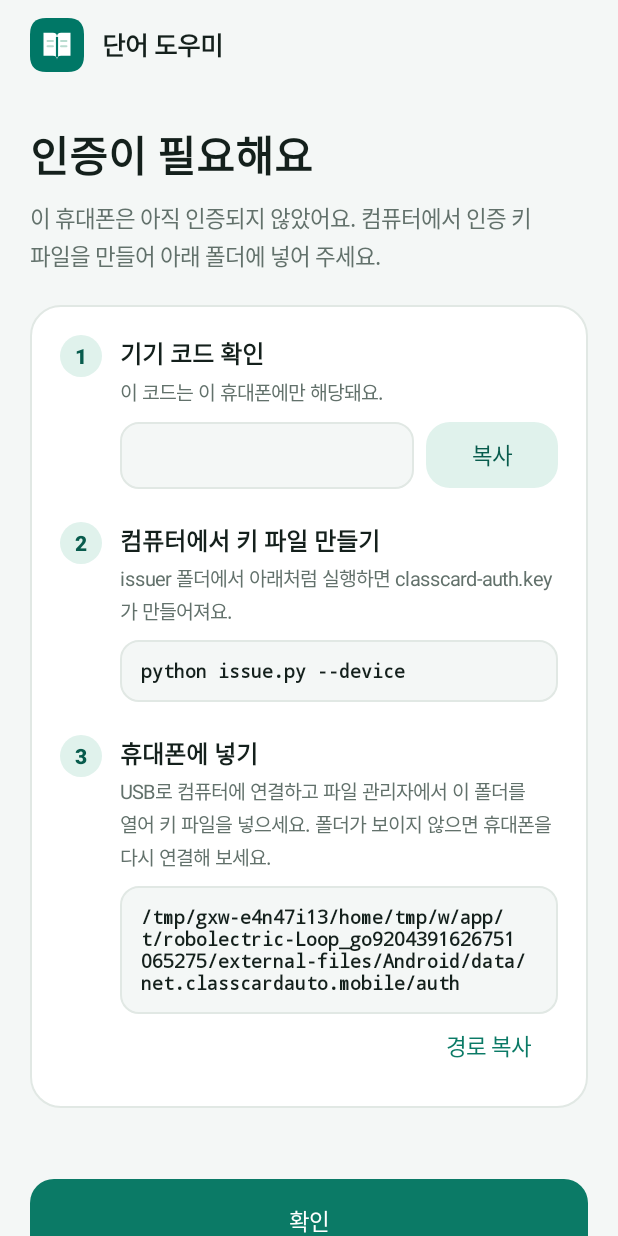
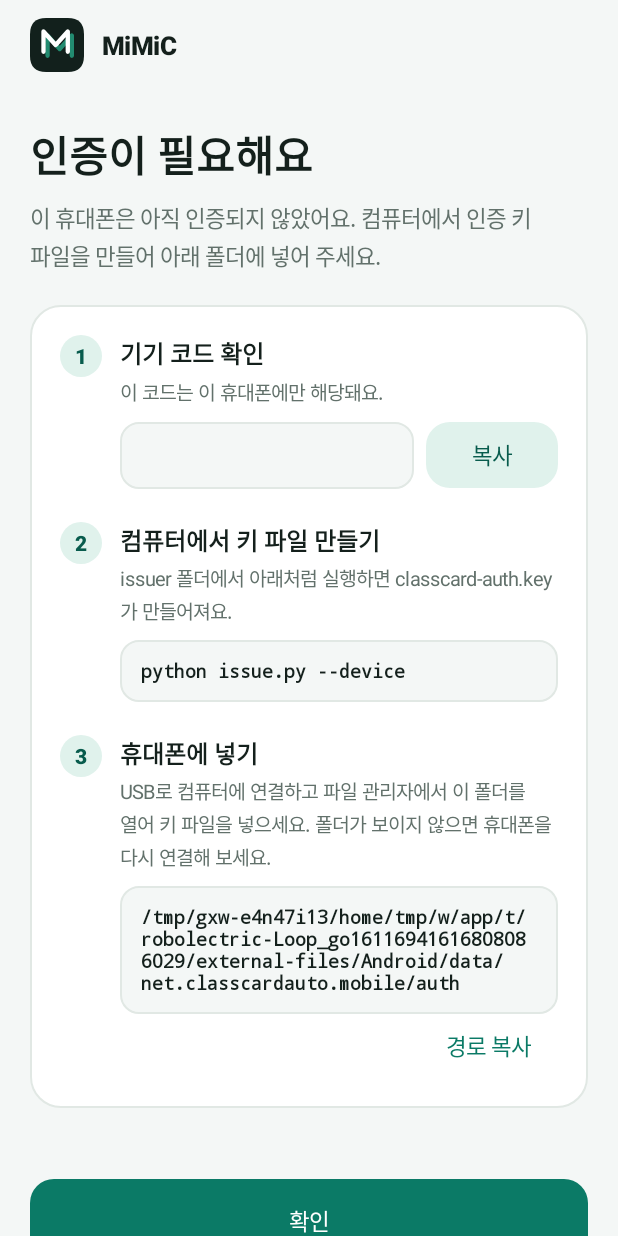
Before and after one commit to ssebanom-star/Ling-3.0-tiny-S25U-Optimized, an Android app: the screen it shows after launch (MainActivity), on a phone screen of 412 x 824 dp. Run offline under Robolectric (Android 15) with nearby library versions, the phone set to English and light mode, and no system bars.

Commit message:
Rename UI to MiMiC and add new launcher icon (0.6.36-dev)
Co-Authored-By: Claude Sonnet 5.5 <noreply@anthropic.com>
Claude-Session: https://claude.ai/code/session_014XQAFAbeKTdf9o4izbnF3m

```diff
--- a/classcard-auto/app/build.gradle
+++ b/classcard-auto/app/build.gradle
@@ -10,8 +10,8 @@ android {
         applicationId 'net.classcardauto.mobile.nocert'
         minSdk 26
         targetSdk 35
-        versionCode 44
-        versionName '0.6.35-dev'
+        versionCode 45
+        versionName '0.6.36-dev'
     }
     buildTypes { release { minifyEnabled false } }
     compileOptions {
--- a/classcard-auto/app/src/main/java/net/classcardauto/mobile/FloatingPanel.java
+++ b/classcard-auto/app/src/main/java/net/classcardauto/mobile/FloatingPanel.java
@@ -123,7 +123,7 @@ public final class FloatingPanel extends LinearLayout {
 
         LinearLayout texts = new LinearLayout(context);
         texts.setOrientation(VERTICAL);
-        caption = s.label(context, "단어 도우미", 10.5f, ON_PANEL_DIM, false);
+        caption = s.label(context, "MiMiC", 10.5f, ON_PANEL_DIM, false);
         caption.setLineSpacing(0, 1.0f);
         texts.addView(caption);
         statusText = s.label(context, "", 12.5f, ON_PANEL, true);
@@ -462,7 +462,7 @@ public final class FloatingPanel extends LinearLayout {
     private void updateCaption() {
         AppStyle s = AppStyle.INSTANCE;
         if (!running) {
-            caption.setText("단어 도우미");
+            caption.setText("MiMiC");
             caption.setTextColor(ON_PANEL_DIM);
             return;
         }
--- a/classcard-auto/app/src/main/java/net/classcardauto/mobile/MainActivity.java
+++ b/classcard-auto/app/src/main/java/net/classcardauto/mobile/MainActivity.java
@@ -121,7 +121,7 @@ public final class MainActivity extends Activity {
         imageView.setImageResource(R.drawable.app_mark);
         imageView.setImportantForAccessibility(2);
         linearLayout.addView(imageView, new LinearLayout.LayoutParams(dp(34), dp(34)));
-        TextView label$default = label$default(this, "단어 도우미", 16.0f, false, true, 4, null);
+        TextView label$default = label$default(this, "MiMiC", 16.0f, false, true, 4, null);
         LinearLayout.LayoutParams layoutParams = new LinearLayout.LayoutParams(-2, -2);
         layoutParams.leftMargin = dp(10);
         Unit unit = Unit.INSTANCE;
@@ -342,7 +342,7 @@ public final class MainActivity extends Activity {
                 return Unit.INSTANCE;
             }
         })));
-        help.add(new Screens.Nav("접근성 설정", "‘단어 테스트 도우미’ 권한을 켜거나 끕니다", guard(new Function0<Unit>() {
+        help.add(new Screens.Nav("접근성 설정", "‘MiMiC’ 권한을 켜거나 끕니다", guard(new Function0<Unit>() {
             @Override
             public Unit invoke() {
                 return MainActivity.settings$lambda$38(MainActivity.this);
@@ -857,7 +857,7 @@ public final class MainActivity extends Activity {
         }
         BotService companion = BotService.INSTANCE.getInstance();
         if (companion == null) {
-            throw new IllegalStateException("접근성 설정에서 단어 테스트 도우미를 켜주세요.".toString());
+            throw new IllegalStateException("접근성 설정에서 MiMiC를 켜주세요.".toString());
         }
         Storage storage = this.storage;
         if (storage == null) {
--- a/classcard-auto/app/src/main/java/net/classcardauto/mobile/Screens.java
+++ b/classcard-auto/app/src/main/java/net/classcardauto/mobile/Screens.java
@@ -85,7 +85,7 @@ public final class Screens {
         mark.setImageResource(R.drawable.app_mark);
         mark.setImportantForAccessibility(2);
         bar.addView(mark, new LinearLayout.LayoutParams(dp(c, 36), dp(c, 36)));
-        TextView name = s.label(c, "단어 도우미", 17.0f, s.getInk(), true);
+        TextView name = s.label(c, "MiMiC", 17.0f, s.getInk(), true);
         LinearLayout.LayoutParams np = new LinearLayout.LayoutParams(0, -2, 1.0f);
         np.leftMargin = dp(c, 12);
         bar.addView(name, np);
@@ -174,7 +174,7 @@ public final class Screens {
                     chipFg = s.getWarn();
                     chipBg = s.getSoftWarn();
                     statusTitle.setText(AppStyle.keepWords("접근성 연결이 필요해요"));
-                    statusBody.setText(AppStyle.keepWords("접근성 설정에서 ‘단어 테스트 도우미’를 켜 주세요."));
+                    statusBody.setText(AppStyle.keepWords("접근성 설정에서 ‘MiMiC’를 켜 주세요."));
                     break;
                 case RUNNING:
                     dotColor = s.getInfo();
--- a/classcard-auto/app/src/main/res/drawable/app_mark.xml
+++ b/classcard-auto/app/src/main/res/drawable/app_mark.xml
@@ -5,18 +5,19 @@
     android:viewportWidth="40"
     android:viewportHeight="40">
     <path
-        android:fillColor="#007766"
+        android:fillColor="#12201C"
         android:pathData="M12,0H28Q40,0 40,12V28Q40,40 28,40H12Q0,40 0,28V12Q0,0 12,0Z"/>
     <path
-        android:fillColor="#ffffff"
-        android:pathData="M10,11H17Q20,11 20,14Q20,11 23,11H30V28H23Q20,28 20,31Q20,28 17,28H10Z"/>
+        android:pathData="M13,28V13L22,23L31,13V28"
+        android:strokeColor="#2DD4A8"
+        android:strokeAlpha="0.6"
+        android:strokeWidth="3.2"
+        android:strokeLineCap="round"
+        android:strokeLineJoin="round"/>
     <path
-        android:pathData="M20,14V29"
-        android:strokeColor="#007766"
-        android:strokeWidth="1.6"/>
-    <path
-        android:pathData="M13,17H17M13,21H17M23,17H27M23,21H27"
-        android:strokeColor="#b9dcd0"
-        android:strokeWidth="1.5"
-        android:strokeLineCap="round"/>
+        android:pathData="M10,25V10L19,20L28,10V25"
+        android:strokeColor="#FFFFFF"
+        android:strokeWidth="3.2"
+        android:strokeLineCap="round"
+        android:strokeLineJoin="round"/>
 </vector>
--- /dev/null
+++ b/classcard-auto/app/src/main/res/drawable/ic_launcher_background.xml
@@ -0,0 +1,4 @@
+<?xml version="1.0" encoding="utf-8"?>
+<shape xmlns:android="http://schemas.android.com/apk/res/android" android:shape="rectangle">
+    <solid android:color="#12201C"/>
+</shape>
--- /dev/null
+++ b/classcard-auto/app/src/main/res/mipmap-anydpi-v26/ic_launcher.xml
@@ -0,0 +1,5 @@
+<?xml version="1.0" encoding="utf-8"?>
+<adaptive-icon xmlns:android="http://schemas.android.com/apk/res/android">
+    <background android:drawable="@drawable/ic_launcher_background"/>
+    <foreground android:drawable="@drawable/ic_launcher_foreground"/>
+</adaptive-icon>
```
Also changed, not shown: classcard-auto/app/src/main/AndroidManifest.xml (+4 -3 lines), classcard-auto/app/src/main/res/drawable/ic_launcher_foreground.xml (added, +20 -0 lines), 1 other file.
